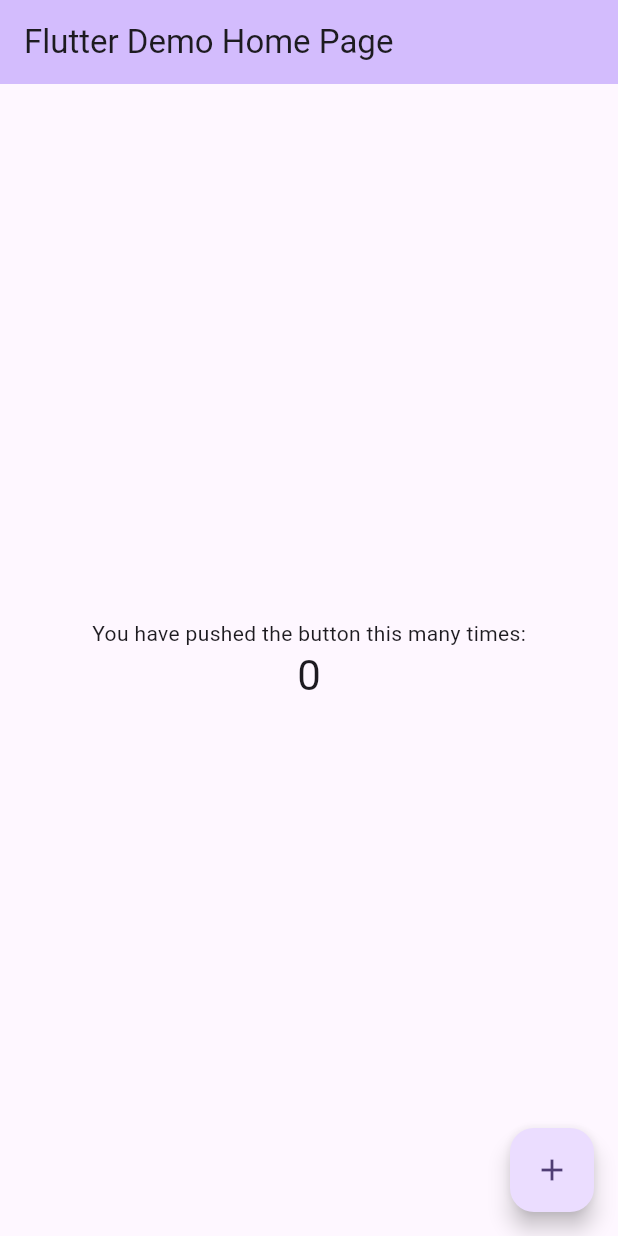
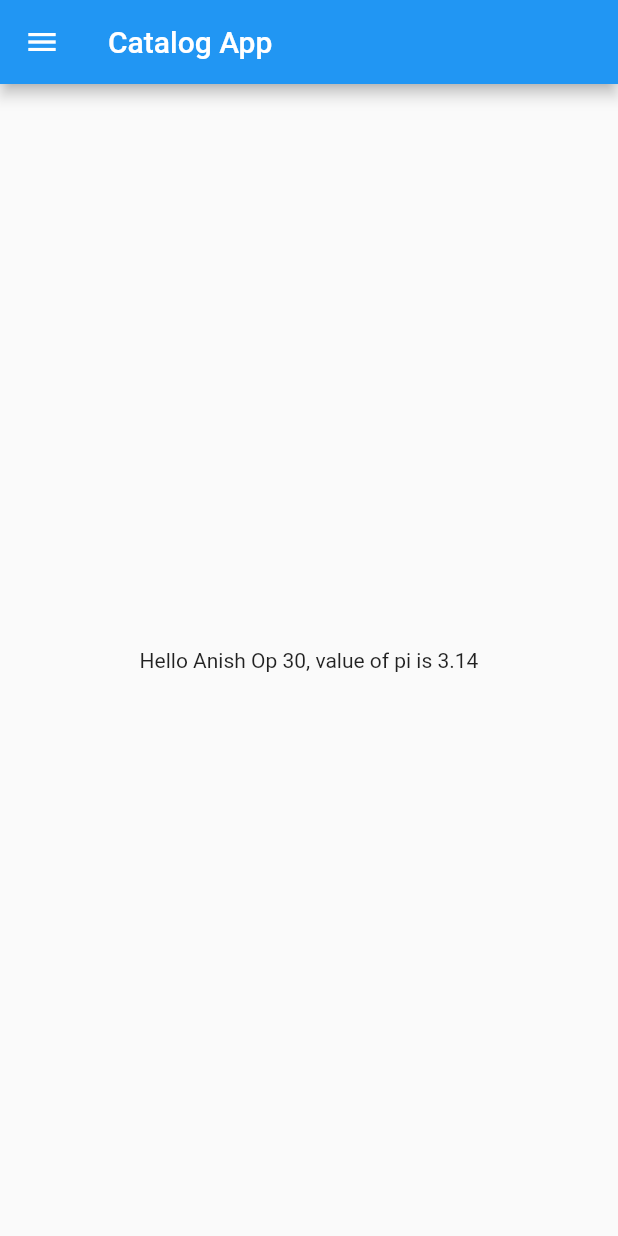
Before and after one commit to AnishHazra/30DaysOfFlutter, a Flutter app: the screen it shows after launch, on a phone screen of 412 x 824 dp. Run offline on Flutter 3.47's test engine with Material 2 defaults, Android fonts, the phone set to English and light mode, and no system bars.

Commit message:
day 2 done

```diff
--- /dev/null
+++ b/lib/home_page.dart
@@ -0,0 +1,23 @@
+import 'package:flutter/material.dart';
+
+class HomePage extends StatelessWidget {
+  const HomePage({super.key});
+
+  @override
+  Widget build(BuildContext context) {
+    int days = 30;
+    String name = "Anish Op";
+    double pi = 3.14;
+    // bool isMale = true;
+
+    return Scaffold(
+      appBar: AppBar(
+        title: const Text("Catalog App"),
+      ),
+      body: Center(
+        child: Text("Hello $name $days, value of pi is $pi"),
+      ),
+      drawer: const Drawer(),
+    );
+  }
+}
--- a/lib/main.dart
+++ b/lib/main.dart
@@ -1,3 +1,4 @@
+import 'package:awesomeapp/home_page.dart';
 import 'package:flutter/material.dart';
 
 void main() {
@@ -7,119 +8,10 @@
 class MyApp extends StatelessWidget {
   const MyApp({super.key});
 
-  // This widget is the root of your application.
   @override
   Widget build(BuildContext context) {
-    return MaterialApp(
-      title: 'Flutter Demo',
-      theme: ThemeData(
-        // This is the theme of your application.
-        //
-        // TRY THIS: Try running your application with "flutter run". You'll see
-        // the application has a blue toolbar. Then, without quitting the app,
-        // try changing the seedColor in the colorScheme below to Colors.green
-        // and then invoke "hot reload" (save your changes or press the "hot
-        // reload" button in a Flutter-supported IDE, or press "r" if you used
-        // the command line to start the app).
-        //
-        // Notice that the counter didn't reset back to zero; the application
-        // state is not lost during the reload. To reset the state, use hot
-        // restart instead.
-        //
-        // This works for code too, not just values: Most code changes can be
-        // tested with just a hot reload.
-        colorScheme: ColorScheme.fromSeed(seedColor: Colors.deepPurple),
-        useMaterial3: true,
-      ),
-      home: const MyHomePage(title: 'Flutter Demo Home Page'),
+    return const MaterialApp(
+      home: HomePage(),
     );
   }
 }
-
-class MyHomePage extends StatefulWidget {
-  const MyHomePage({super.key, required this.title});
-
-  // This widget is the home page of your application. It is stateful, meaning
-  // that it has a State object (defined below) that contains fields that affect
-  // how it looks.
-
-  // This class is the configuration for the state. It holds the values (in this
-  // case the title) provided by the parent (in this case the App widget) and
-  // used by the build method of the State. Fields in a Widget subclass are
-  // always marked "final".
-
-  final String title;
-
-  @override
-  State<MyHomePage> createState() => _MyHomePageState();
-}
-
-class _MyHomePageState extends State<MyHomePage> {
-  int _counter = 0;
-
-  void _incrementCounter() {
-    setState(() {
-      // This call to setState tells the Flutter framework that something has
-      // changed in this State, which causes it to rerun the build method below
-      // so that the display can reflect the updated values. If we changed
-      // _counter without calling setState(), then the build method would not be
-      // called again, and so nothing would appear to happen.
-      _counter++;
-    });
-  }
-
-  @override
-  Widget build(BuildContext context) {
-    // This method is rerun every time setState is called, for instance as done
-    // by the _incrementCounter method above.
-    //
-    // The Flutter framework has been optimized to make rerunning build methods
-    // fast, so that you can just rebuild anything that needs updating rather
-    // than having to individually change instances of widgets.
-    return Scaffold(
-      appBar: AppBar(
-        // TRY THIS: Try changing the color here to a specific color (to
-        // Colors.amber, perhaps?) and trigger a hot reload to see the AppBar
-        // change color while the other colors stay the same.
-        backgroundColor: Theme.of(context).colorScheme.inversePrimary,
-        // Here we take the value from the MyHomePage object that was created by
-        // the App.build method, and use it to set our appbar title.
-        title: Text(widget.title),
-      ),
-      body: Center(
-        // Center is a layout widget. It takes a single child and positions it
-        // in the middle of the parent.
-        child: Column(
-          // Column is also a layout widget. It takes a list of children and
-          // arranges them vertically. By default, it sizes itself to fit its
-          // children horizontally, and tries to be as tall as its parent.
-          //
-          // Column has various properties to control how it sizes itself and
-          // how it positions its children. Here we use mainAxisAlignment to
-          // center the children vertically; the main axis here is the vertical
-          // axis because Columns are vertical (the cross axis would be
-          // horizontal).
-          //
-          // TRY THIS: Invoke "debug painting" (choose the "Toggle Debug Paint"
-          // action in the IDE, or press "p" in the console), to see the
-          // wireframe for each widget.
-          mainAxisAlignment: MainAxisAlignment.center,
-          children: <Widget>[
-            const Text(
-              'You have pushed the button this many times:',
-            ),
-            Text(
-              '$_counter',
-              style: Theme.of(context).textTheme.headlineMedium,
-            ),
-          ],
-        ),
-      ),
-      floatingActionButton: FloatingActionButton(
-        onPressed: _incrementCounter,
-        tooltip: 'Increment',
-        child: const Icon(Icons.add),
-      ), // This trailing comma makes auto-formatting nicer for build methods.
-    );
-  }
-}
```
